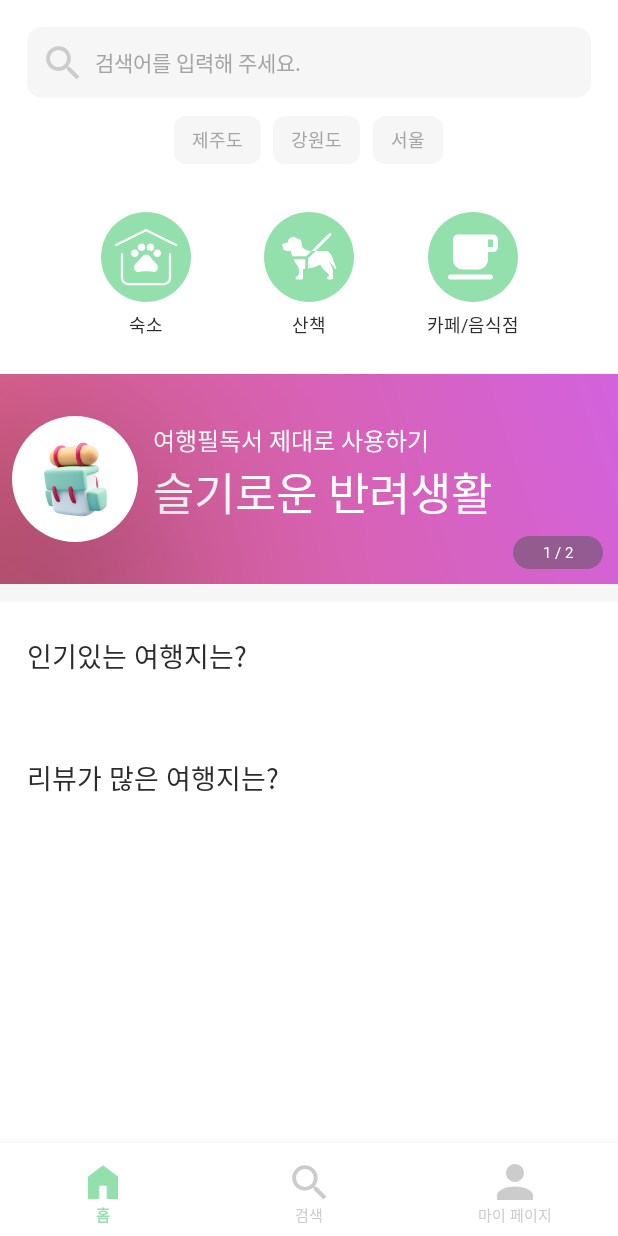
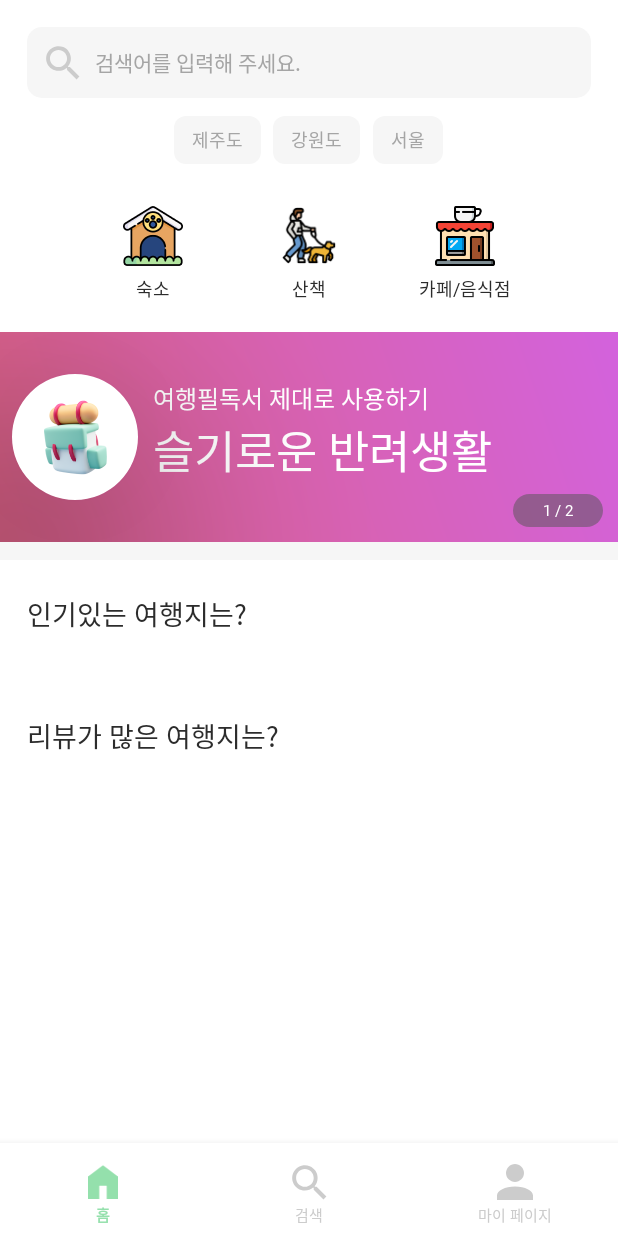
Before and after one commit to HUFS-Capstone-23-01/TravelFeelDog-Android, an Android app: the MainActivity screen opened directly, with no data from a screen before it, on a phone screen of 412 x 824 dp. Run offline under Robolectric (Android 15) with nearby library versions, the phone set to English and light mode, and no system bars; our stand-ins replace CircleImageView, data binding, navigation-ui.

Commit message:
[LAYOUT|ADD] 홈 화면 아이콘 변경 및 의존성 추가

```diff
--- a/app/build.gradle
+++ b/app/build.gradle
@@ -58,4 +58,11 @@ dependencies {
 
     // Material Design
     implementation 'com.google.android.material:material:1.8.0'
+
+    // Dependency Injection
+    implementation 'io.insert-koin:koin-android:3.1.5'
+
+    // Network
+    implementation 'com.squareup.retrofit2:retrofit:2.9.0'
+    implementation 'com.squareup.retrofit2:converter-gson:2.9.0'
 }
--- a/app/src/main/java/com/example/travelfeeldog/presentation/MainActivity.kt
+++ b/app/src/main/java/com/example/travelfeeldog/presentation/MainActivity.kt
@@ -19,6 +19,7 @@ class MainActivity : BaseActivity<ActivityMainBinding>(R.layout.activity_main) {
         binding.bnvMain.setupWithNavController(findNavController())
         setNavigationBarVisibility()
     }
+
     private fun findNavController(): NavController {
         val navHostFragment =
             supportFragmentManager.findFragmentById(R.id.fcv_main) as NavHostFragment
@@ -30,7 +31,7 @@ class MainActivity : BaseActivity<ActivityMainBinding>(R.layout.activity_main) {
         findNavController().addOnDestinationChangedListener { _, destination, _ ->
             binding.bnvMain.visibility =
                 when (destination.id) {
-                    R.id.nav_home, R.id.nav_search, R.id.nav_my_page, -> View.VISIBLE
+                    R.id.nav_home, R.id.nav_search, R.id.nav_my_page -> View.VISIBLE
                     else -> View.GONE
                 }
         }
--- a/app/src/main/java/com/example/travelfeeldog/presentation/home/HomeFragment.kt
+++ b/app/src/main/java/com/example/travelfeeldog/presentation/home/HomeFragment.kt
@@ -13,6 +13,7 @@ import androidx.viewpager2.widget.ViewPager2
 import com.example.travelfeeldog.R
 import com.example.travelfeeldog.databinding.FragmentHomeBinding
 import com.example.travelfeeldog.presentation.common.BaseFragment
+import com.example.travelfeeldog.presentation.common.NavigationUtil.navigate
 import com.example.travelfeeldog.presentation.home.adapter.EventBannerAdapter
 import com.example.travelfeeldog.presentation.home.item.EventBanner
 
--- a/app/src/main/java/com/example/travelfeeldog/presentation/signin/SignInFragment.kt
+++ b/app/src/main/java/com/example/travelfeeldog/presentation/signin/SignInFragment.kt
@@ -6,6 +6,7 @@ import android.view.LayoutInflater
 import android.view.View
 import android.view.ViewGroup
 import androidx.navigation.Navigation
+import androidx.navigation.fragment.findNavController
 import com.example.travelfeeldog.R
 import com.example.travelfeeldog.databinding.FragmentSignInBinding
 import com.example.travelfeeldog.presentation.common.BaseFragment
@@ -20,4 +21,5 @@ class SignInFragment : BaseFragment<FragmentSignInBinding>(R.layout.fragment_sig
             navigate(R.id.action_signInFragment_to_signUpFragment)
         }
     }
+
 }
--- a/app/src/main/res/layout/fragment_home.xml
+++ b/app/src/main/res/layout/fragment_home.xml
@@ -77,22 +77,22 @@
 
             <androidx.appcompat.widget.AppCompatImageButton
                 android:id="@+id/ib_home_category_lodging"
-                android:layout_width="wrap_content"
-                android:layout_height="wrap_content"
+                android:layout_width="40dp"
+                android:layout_height="40dp"
                 android:layout_marginStart="18dp"
-                android:layout_marginTop="24dp"
+                android:layout_marginTop="20dp"
                 android:background="@color/transparent"
-                android:src="@drawable/ic_category_home"
+                android:src="@drawable/img_cat_home"
                 app:layout_constraintEnd_toStartOf="@id/ib_home_category_walking"
                 app:layout_constraintStart_toStartOf="parent"
                 app:layout_constraintTop_toBottomOf="@id/cg_home_location_group" />
 
             <androidx.appcompat.widget.AppCompatImageView
                 android:id="@+id/ib_home_category_walking"
-                android:layout_width="wrap_content"
-                android:layout_height="wrap_content"
+                android:layout_width="40dp"
+                android:layout_height="40dp"
                 android:background="@color/transparent"
-                android:src="@drawable/ic_category_walking"
+                android:src="@drawable/img_cat_walking"
                 app:layout_constraintBottom_toBottomOf="@id/ib_home_category_lodging"
                 app:layout_constraintEnd_toStartOf="@id/ib_home_category_cafe_food"
                 app:layout_constraintStart_toEndOf="@id/ib_home_category_lodging"
@@ -100,11 +100,11 @@
 
             <androidx.appcompat.widget.AppCompatImageButton
                 android:id="@+id/ib_home_category_cafe_food"
-                android:layout_width="wrap_content"
-                android:layout_height="wrap_content"
+                android:layout_width="40dp"
+                android:layout_height="40dp"
                 android:layout_marginEnd="18dp"
                 android:background="@color/transparent"
-                android:src="@drawable/ic_category_cafe_food"
+                android:src="@drawable/img_cat_cafe"
                 app:layout_constraintBottom_toBottomOf="@id/ib_home_category_walking"
                 app:layout_constraintEnd_toEndOf="parent"
                 app:layout_constraintStart_toEndOf="@id/ib_home_category_walking"
@@ -147,7 +147,7 @@
                 android:id="@+id/vp_ad_board"
                 android:layout_width="0dp"
                 android:layout_height="140dp"
-                android:layout_marginTop="24dp"
+                android:layout_marginTop="20dp"
                 app:layout_constraintEnd_toEndOf="parent"
                 app:layout_constraintStart_toStartOf="parent"
                 app:layout_constraintTop_toBottomOf="@id/tv_home_category_lodging_text"
```
Also changed, not shown: app/src/main/res/drawable-hdpi/img_cat_cafe.png (added), app/src/main/res/drawable-hdpi/img_cat_home.png (added), app/src/main/res/drawable-hdpi/img_cat_walking.png (added), app/src/main/res/drawable-mdpi/img_cat_cafe.png (added), app/src/main/res/drawable-mdpi/img_cat_home.png (added), app/src/main/res/drawable-mdpi/img_cat_walking.png (added), app/src/main/res/drawable-xhdpi/img_cat_cafe.png (added), app/src/main/res/drawable-xhdpi/img_cat_home.png (added), app/src/main/res/drawable-xhdpi/img_cat_walking.png (added), app/src/main/res/drawable-xxhdpi/img_cat_cafe.png (added), app/src/main/res/drawable-xxhdpi/img_cat_home.png (added), app/src/main/res/drawable-xxhdpi/img_cat_walking.png (added), app/src/main/res/drawable-xxxhdpi/img_cat_cafe.png (added), app/src/main/res/drawable-xxxhdpi/img_cat_home.png (added), 1 more files.
